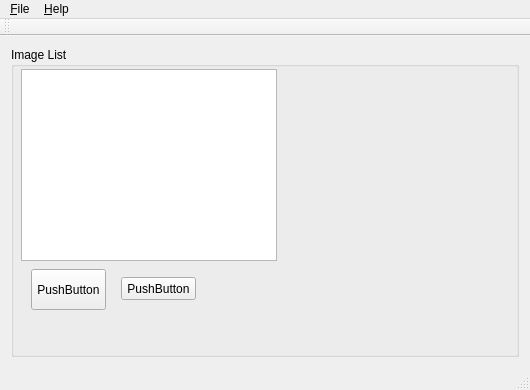
The window that MTMS_Client/clientmainwindow.ui (zhming0/Modernization-Traffic-Monitoring-System) describes before a commit, drawn with Qt 5.
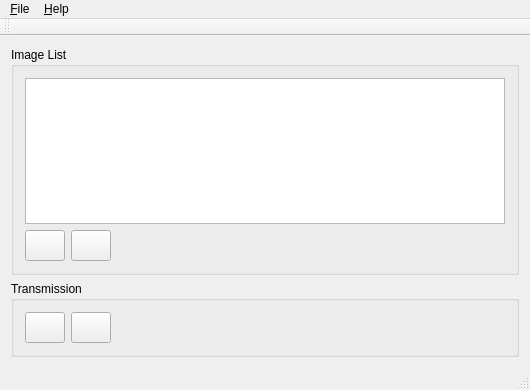
The same window after the commit. Icons and pictures are not drawn.

Diff of the .ui file:
```diff
--- a/MTMS_Client/clientmainwindow.ui
+++ b/MTMS_Client/clientmainwindow.ui
@@ -14,48 +14,140 @@
    <string>ClientMainWindow</string>
   </property>
   <widget class="QWidget" name="centralWidget">
-   <layout class="QHBoxLayout" name="horizontalLayout_2">
+   <layout class="QVBoxLayout" name="verticalLayout_2">
     <item>
      <widget class="QGroupBox" name="groupBox">
       <property name="title">
        <string>Image List</string>
       </property>
-      <widget class="QTableView" name="tableView">
-       <property name="geometry">
-        <rect>
-         <x>10</x>
-         <y>22</y>
-         <width>256</width>
-         <height>192</height>
-        </rect>
-       </property>
-      </widget>
-      <widget class="QPushButton" name="pushButton">
-       <property name="geometry">
-        <rect>
-         <x>20</x>
-         <y>222</y>
-         <width>75</width>
-         <height>41</height>
-        </rect>
-       </property>
-       <property name="text">
-        <string>PushButton</string>
-       </property>
-      </widget>
-      <widget class="QPushButton" name="pushButton_2">
-       <property name="geometry">
-        <rect>
-         <x>110</x>
-         <y>230</y>
-         <width>75</width>
-         <height>23</height>
-        </rect>
-       </property>
-       <property name="text">
-        <string>PushButton</string>
-       </property>
-      </widget>
+      <layout class="QVBoxLayout" name="verticalLayout">
+       <item>
+        <widget class="QTableView" name="tableView">
+         <property name="editTriggers">
+          <set>QAbstractItemView::NoEditTriggers</set>
+         </property>
+         <property name="selectionBehavior">
+          <enum>QAbstractItemView::SelectRows</enum>
+         </property>
+        </widget>
+       </item>
+       <item>
+        <layout class="QHBoxLayout" name="horizontalLayout">
+         <item>
+          <widget class="QPushButton" name="pushButton">
+           <property name="minimumSize">
+            <size>
+             <width>31</width>
+             <height>31</height>
+            </size>
+           </property>
+           <property name="text">
+            <string/>
+           </property>
+           <property name="icon">
+            <iconset resource="images.qrc">
+             <normaloff>:/open.png</normaloff>:/open.png</iconset>
+           </property>
+          </widget>
+         </item>
+         <item>
+          <widget class="QPushButton" name="pushButton_2">
+           <property name="enabled">
+            <bool>true</bool>
+           </property>
+           <property name="minimumSize">
+            <size>
+             <width>31</width>
+             <height>31</height>
+            </size>
+           </property>
+           <property name="text">
+            <string/>
+           </property>
+           <property name="icon">
+            <iconset resource="images.qrc">
+             <normaloff>:/cross.png</normaloff>:/cross.png</iconset>
+           </property>
+          </widget>
+         </item>
+         <item>
+          <spacer name="horizontalSpacer">
+           <property name="orientation">
+            <enum>Qt::Horizontal</enum>
+           </property>
+           <property name="sizeHint" stdset="0">
+            <size>
+             <width>40</width>
+             <height>20</height>
+            </size>
+           </property>
+          </spacer>
+         </item>
+        </layout>
+       </item>
+      </layout>
+     </widget>
+    </item>
+    <item>
+     <widget class="QGroupBox" name="groupBox_2">
+      <property name="title">
+       <string>Transmission</string>
+      </property>
+      <layout class="QHBoxLayout" name="horizontalLayout_2">
+       <item>
+        <widget class="QPushButton" name="pushButton_3">
+         <property name="enabled">
+          <bool>true</bool>
+         </property>
+         <property name="minimumSize">
+          <size>
+           <width>31</width>
+           <height>31</height>
+          </size>
+         </property>
+         <property name="text">
+          <string/>
+         </property>
+         <property name="icon">
+          <iconset resource="images.qrc">
+           <normaloff>:/mail.png</normaloff>:/mail.png</iconset>
+         </property>
+        </widget>
+       </item>
+       <item>
+        <widget class="QPushButton" name="pushButton_4">
+         <property name="enabled">
+          <bool>true</bool>
+         </property>
+         <property name="minimumSize">
+          <size>
+           <width>31</width>
+           <height>31</height>
+          </size>
+         </property>
+         <property name="text">
+          <string/>
+         </property>
+         <property name="icon">
+          <iconset resource="images.qrc">
+           <normaloff>:/stop.png</normaloff>:/stop.png</iconset>
+         </property>
+        </widget>
+       </item>
+       <item>
+        <spacer name="horizontalSpacer_2">
+         <property name="orientation">
+          <enum>Qt::Horizontal</enum>
+         </property>
+         <property name="sizeHint" stdset="0">
+          <size>
+           <width>40</width>
+           <height>20</height>
+          </size>
+         </property>
+        </spacer>
+       </item>
+      </layout>
      </widget>
     </item>
    </layout>
```
Left out of the diff: 8 changed lines with no effect on the pictures.
